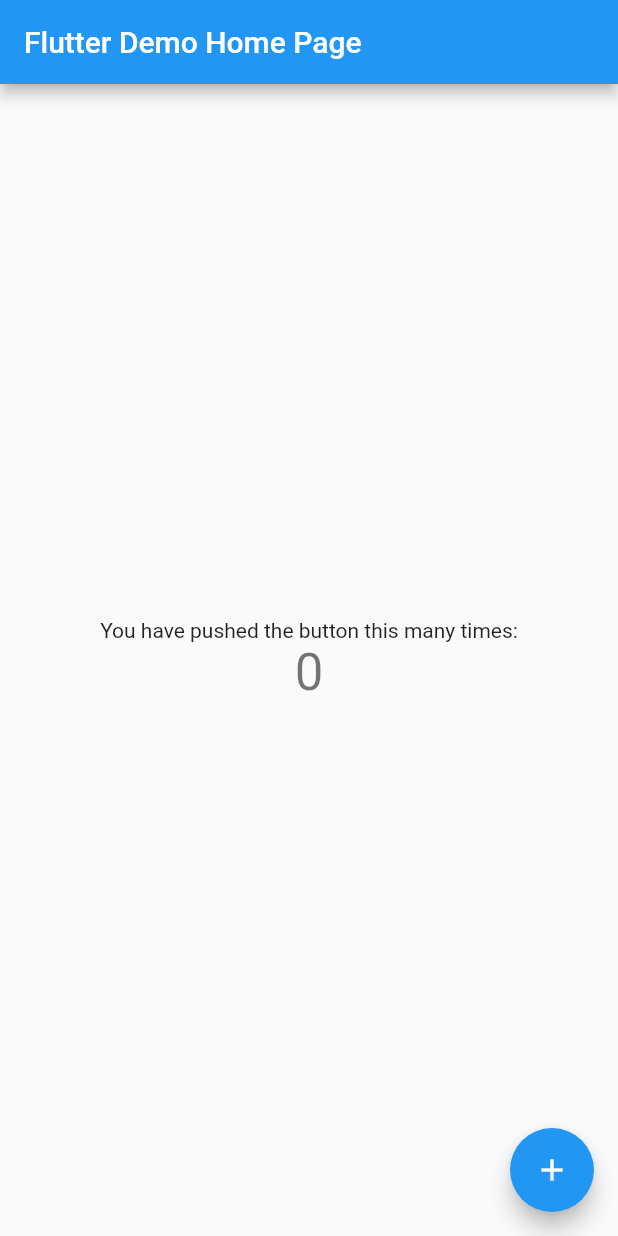
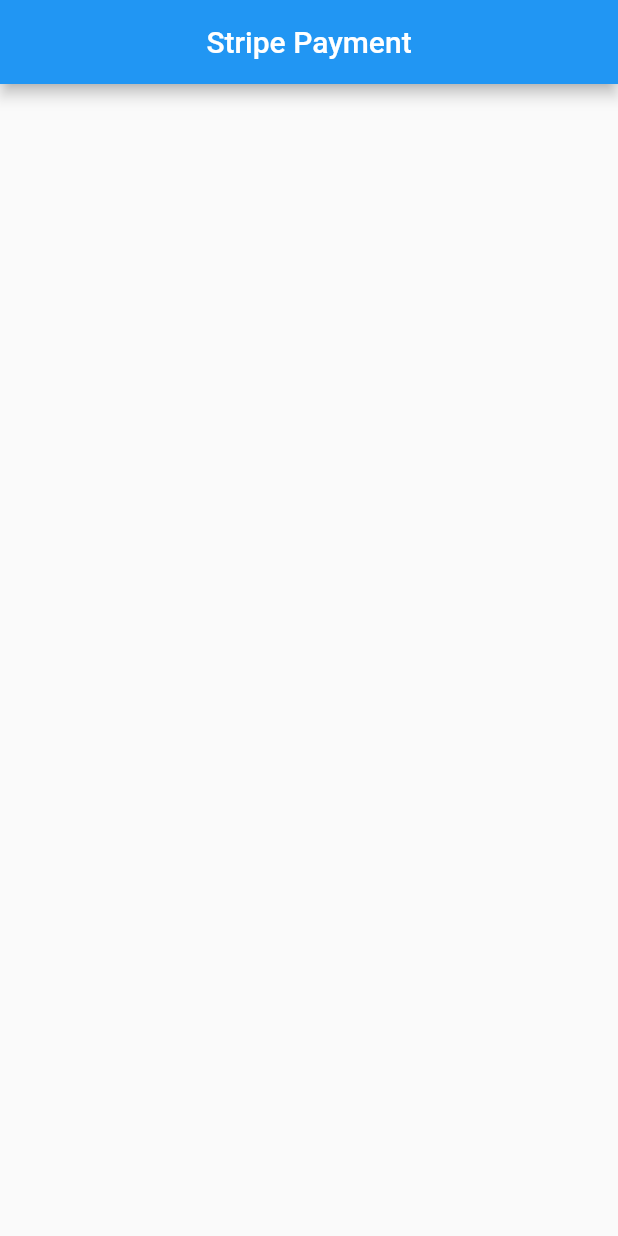
Before and after one commit to ArslanAshraf462/Stripe-Payments, a Flutter app: the screen it shows after launch, on a phone screen of 412 x 824 dp. Run offline on Flutter 3.47's test engine with Material 2 defaults, Android fonts, the phone set to English and light mode, and no system bars.

Commit message:
App: Added -> project setup

```diff
--- a/lib/main.dart
+++ b/lib/main.dart
@@ -1,6 +1,8 @@
 import 'package:flutter/material.dart';
+import 'package:stripe_payment/views/home_screen.dart';
 
-void main() {
+void main() async{
+  WidgetsFlutterBinding.ensureInitialized();
   runApp(const MyApp());
 }
 
@@ -11,105 +13,10 @@ class MyApp extends StatelessWidget {
   @override
   Widget build(BuildContext context) {
     return MaterialApp(
-      title: 'Flutter Demo',
       theme: ThemeData(
-        // This is the theme of your application.
-        //
-        // Try running your application with "flutter run". You'll see the
-        // application has a blue toolbar. Then, without quitting the app, try
-        // changing the primarySwatch below to Colors.green and then invoke
-        // "hot reload" (press "r" in the console where you ran "flutter run",
-        // or simply save your changes to "hot reload" in a Flutter IDE).
-        // Notice that the counter didn't reset back to zero; the application
-        // is not restarted.
         primarySwatch: Colors.blue,
       ),
-      home: const MyHomePage(title: 'Flutter Demo Home Page'),
+      home: const HomeScreen(),
     );
   }
 }
-
-class MyHomePage extends StatefulWidget {
-  const MyHomePage({super.key, required this.title});
-
-  // This widget is the home page of your application. It is stateful, meaning
-  // that it has a State object (defined below) that contains fields that affect
-  // how it looks.
-
-  // This class is the configuration for the state. It holds the values (in this
-  // case the title) provided by the parent (in this case the App widget) and
-  // used by the build method of the State. Fields in a Widget subclass are
-  // always marked "final".
-
-  final String title;
-
-  @override
-  State<MyHomePage> createState() => _MyHomePageState();
-}
-
-class _MyHomePageState extends State<MyHomePage> {
-  int _counter = 0;
-
-  void _incrementCounter() {
-    setState(() {
-      // This call to setState tells the Flutter framework that something has
-      // changed in this State, which causes it to rerun the build method below
-      // so that the display can reflect the updated values. If we changed
-      // _counter without calling setState(), then the build method would not be
-      // called again, and so nothing would appear to happen.
-      _counter++;
-    });
-  }
-
-  @override
-  Widget build(BuildContext context) {
-    // This method is rerun every time setState is called, for instance as done
-    // by the _incrementCounter method above.
-    //
-    // The Flutter framework has been optimized to make rerunning build methods
-    // fast, so that you can just rebuild anything that needs updating rather
-    // than having to individually change instances of widgets.
-    return Scaffold(
-      appBar: AppBar(
-        // Here we take the value from the MyHomePage object that was created by
-        // the App.build method, and use it to set our appbar title.
-        title: Text(widget.title),
-      ),
-      body: Center(
-        // Center is a layout widget. It takes a single child and positions it
-        // in the middle of the parent.
-        child: Column(
-          // Column is also a layout widget. It takes a list of children and
-          // arranges them vertically. By default, it sizes itself to fit its
-          // children horizontally, and tries to be as tall as its parent.
-          //
-          // Invoke "debug painting" (press "p" in the console, choose the
-          // "Toggle Debug Paint" action from the Flutter Inspector in Android
-          // Studio, or the "Toggle Debug Paint" command in Visual Studio Code)
-          // to see the wireframe for each widget.
-          //
-          // Column has various properties to control how it sizes itself and
-          // how it positions its children. Here we use mainAxisAlignment to
-          // center the children vertically; the main axis here is the vertical
-          // axis because Columns are vertical (the cross axis would be
-          // horizontal).
-          mainAxisAlignment: MainAxisAlignment.center,
-          children: <Widget>[
-            const Text(
-              'You have pushed the button this many times:',
-            ),
-            Text(
-              '$_counter',
-              style: Theme.of(context).textTheme.headlineMedium,
-            ),
-          ],
-        ),
-      ),
-      floatingActionButton: FloatingActionButton(
-        onPressed: _incrementCounter,
-        tooltip: 'Increment',
-        child: const Icon(Icons.add),
-      ), // This trailing comma makes auto-formatting nicer for build methods.
-    );
-  }
-}
--- /dev/null
+++ b/lib/views/home_screen.dart
@@ -0,0 +1,23 @@
+import 'package:flutter/material.dart';
+
+class HomeScreen extends StatefulWidget {
+  const HomeScreen({super.key});
+
+  @override
+  State<HomeScreen> createState() => _HomeScreenState();
+}
+
+class _HomeScreenState extends State<HomeScreen> {
+  @override
+  Widget build(BuildContext context) {
+    return Scaffold(
+      appBar: AppBar(
+        title: const Text('Stripe Payment'),
+        centerTitle: true,
+      ),
+      body: Column(
+
+      ),
+    );
+  }
+}
--- a/pubspec.yaml
+++ b/pubspec.yaml
@@ -35,6 +35,9 @@ dependencies:
   # The following adds the Cupertino Icons font to your application.
   # Use with the CupertinoIcons class for iOS style icons.
   cupertino_icons: ^1.0.2
+  flutter_stripe: ^7.0.0
+  dio: ^4.0.6
+  http: ^0.13.5
 
 dev_dependencies:
   flutter_test:
```
Also changed, not shown: pubspec.lock, 1 other file.
